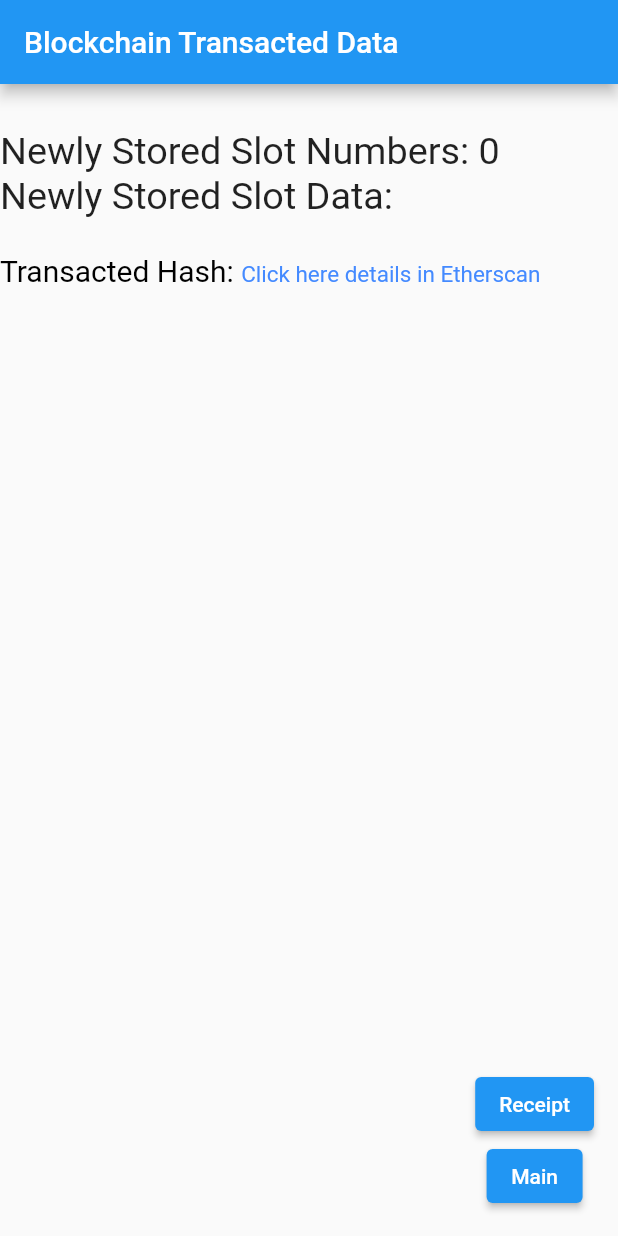
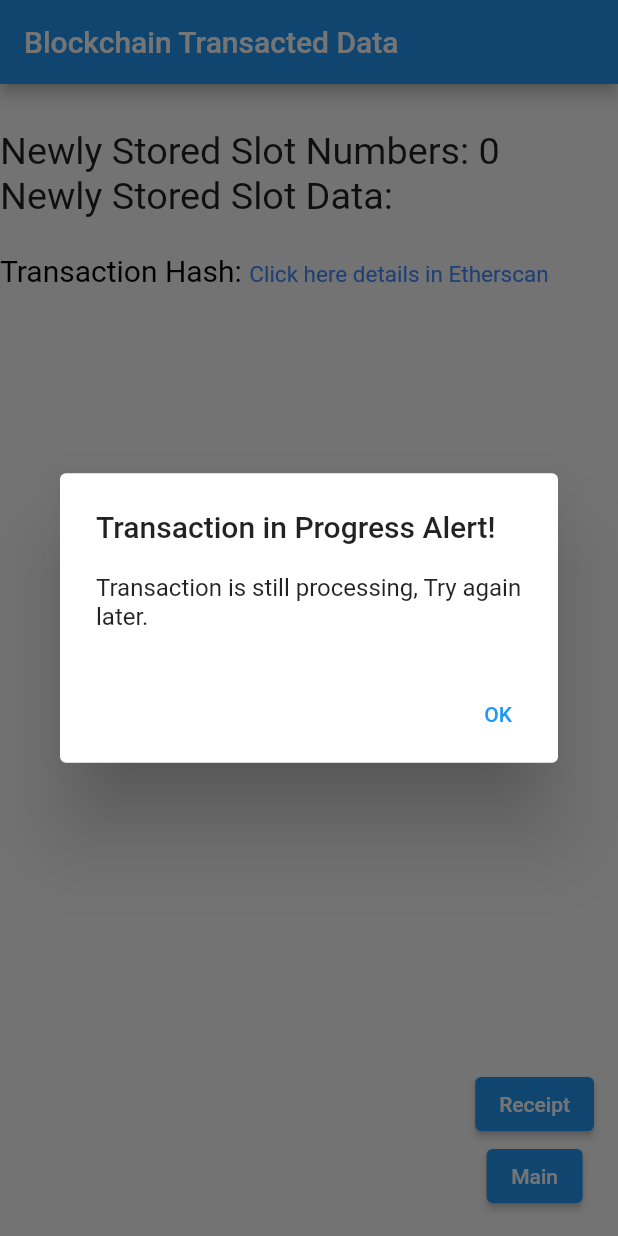
Before and after one commit to isunyoo/eth_toto_board_flutter, a Flutter app: the Output screen opened directly with empty values, after a tap on "Receipt", on a phone screen of 412 x 824 dp. Run offline on Flutter 3.47's test engine with Material 2 defaults, Android fonts, the phone set to English and light mode, and no system bars; our stand-ins replace flutter_dotenv, pdf, printing; missing offline and left inert: flutter_number_picker, web3dart; statements that could not run were skipped.

Commit message:
Updated for changes.

```diff
--- a/lib/generate.dart
+++ b/lib/generate.dart
@@ -38,7 +38,7 @@ class _GeneratedOutputState extends State<GeneratedOutput> {
           content: SingleChildScrollView(
             child: ListBody(
               children: const <Widget>[
-                Text('This will submit to the Ethereum BlockChain Data.'),
+                Text('This will submit to the Ethereum BlockChain to store data.\n'),
                 Text('Would you like to approve of this transaction?'),
               ],
             ),
--- a/lib/output.dart
+++ b/lib/output.dart
@@ -1,12 +1,9 @@
-import 'dart:io';
 import 'package:pdf/pdf.dart';
 import 'utilities/web3dartutil.dart';
 import 'package:flutter/material.dart';
 import 'package:flutter/gestures.dart';
 import 'package:printing/printing.dart';
-import 'package:pdf/widgets.dart' as pdfw;
 import 'package:url_launcher/url_launcher.dart';
-import 'package:path_provider/path_provider.dart';
 import 'package:eth_toto_board_flutter/main.dart';
 
 class Output extends StatefulWidget {
@@ -22,6 +19,7 @@ class Output extends StatefulWidget {
 class _OutputState extends State<Output> {
   // Initialize the Web3DartHelper class from utility packages
   Web3DartHelper web3util = Web3DartHelper();
+  late AnimationController controller;
 
   @override
   void initState() {
@@ -34,28 +32,42 @@ class _OutputState extends State<Output> {
     await web3util.initState();
   }
 
+  // AlertDialog Wiget
+  void _showDialog(BuildContext context) {
+    showDialog(
+      context: context,
+      builder: (BuildContext context) {
+        return AlertDialog(
+          title: const Text("Transaction in Progress Alert!"),
+          content: const Text("Transaction is still processing, Try again later."),
+          actions: <Widget>[
+            TextButton(
+              child: const Text("OK"),
+              onPressed: () {
+                Navigator.of(context).pop();
+              },
+            ),
+          ],
+        );
+      },
+    );
+  }
+
   // PDF Creation
   Future<void> receiptPDF() async {
-    final pdf = pdfw.Document();
-    final googFont = await PdfGoogleFonts.nunitoExtraLight();
+    // Get transaction details
     String txReceipt = await web3util.getTransactionDetails(widget.passedValue3);
-    pdf.addPage(
-      pdfw.Page(
-        build: (pdfw.Context context) =>
-            pdfw.Center(
-              child: pdfw.Text(txReceipt, style: pdfw.TextStyle(font: googFont)),
-            ),
-      ),
-    );
-    // To save the pdf file using the path_provider library
-    Directory tempDir = await getTemporaryDirectory();
-    final file = File("${tempDir.path}/${widget.passedValue3}.pdf");
-    // Print an HTML document:
-    await Printing.layoutPdf(
-        onLayout: (PdfPageFormat format) async => await Printing.convertHtml(
-          format: format,
-          html: '<html><body><p><h1>$txReceipt</h1></p></body></html>',
-        ));
+    if(txReceipt.length<10) {
+      _showDialog(context);
+    } else if(txReceipt.length>200){
+      // Print an HTML document:
+      await Printing.layoutPdf(
+          onLayout: (PdfPageFormat format) async =>
+          await Printing.convertHtml(
+            format: format,
+            html: '<html><body><p><h1>$txReceipt</h1></p></body></html>',
+          ));
+    }
   }
 
   @override
@@ -100,7 +112,7 @@ class _OutputState extends State<Output> {
                         children: [
                           const TextSpan(
                             style: TextStyle(color: Colors.black, fontSize: 20),
-                            text: "\nTransacted Hash: ",
+                            text: "\nTransaction Hash: ",
                           ),
                           TextSpan(
                               style: const TextStyle(color: Colors.blueAccent, fontSize: 15),
--- a/pubspec.yaml
+++ b/pubspec.yaml
@@ -36,7 +36,6 @@ dependencies:
   web_socket_channel: ^2.1.0
   cupertino_icons: ^1.0.2
   flutter_dotenv: ^5.0.2
-  path_provider: ^2.0.6
   url_launcher: ^6.0.12
   web3dart: ^2.3.1
   printing: ^5.6.0
```
Also changed, not shown: pubspec.lock.
